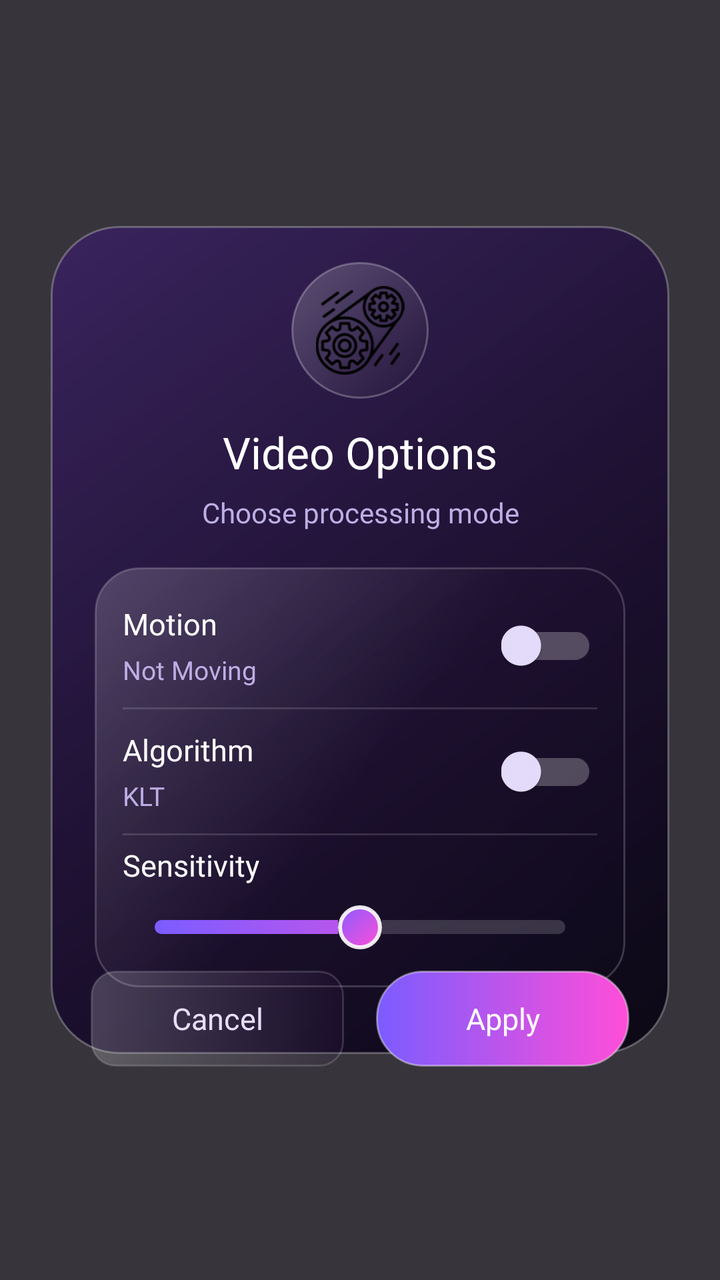
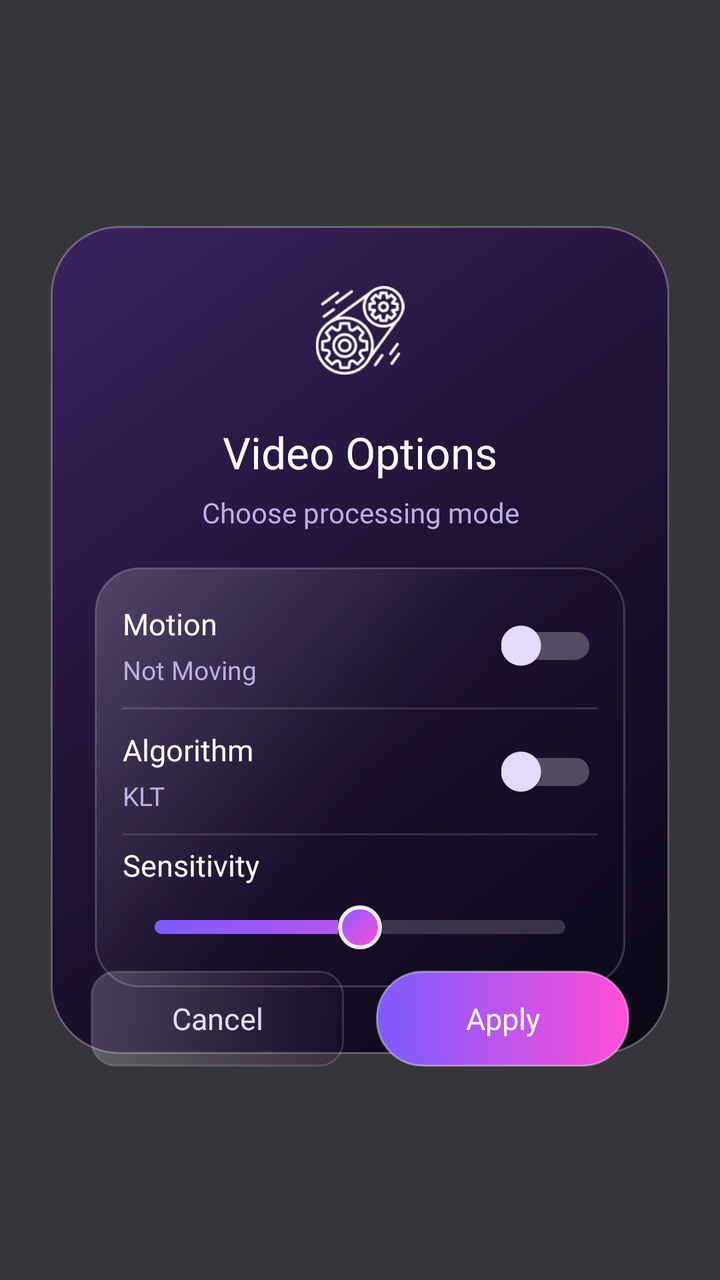

Before-and-after screenshots of an Android layout around one commit, followed by the original layout XML and the change that was made.
<!-- AndroidManifest.xml: application theme Theme.BaseProject -->
<!-- res/layout/dialog_video_process_options.xml -->
<?xml version="1.0" encoding="utf-8"?>
<androidx.constraintlayout.widget.ConstraintLayout xmlns:android="http://schemas.android.com/apk/res/android"
    xmlns:app="http://schemas.android.com/apk/res-auto"
    android:layout_width="match_parent"
    android:layout_height="match_parent"
    android:animateLayoutChanges="true"
    android:background="#CC05030A">

    <View
        android:id="@+id/bgParent"
        android:layout_width="0dp"
        android:layout_height="0dp"
        android:background="@drawable/bg_modal_glass"
        app:layout_constraintBottom_toBottomOf="parent"
        app:layout_constraintDimensionRatio="344:460"
        app:layout_constraintEnd_toEndOf="parent"
        app:layout_constraintStart_toStartOf="parent"
        app:layout_constraintTop_toTopOf="parent"
        app:layout_constraintWidth_percent="0.86" />

    <ImageView
        android:id="@+id/ivThumb"
        android:layout_width="0dp"
        android:layout_height="0dp"
        android:layout_marginTop="18dp"
        android:background="@drawable/bg_glass_icon_button"
        android:padding="12dp"
        android:scaleType="fitCenter"
        android:src="@drawable/ic_process"
        app:layout_constraintDimensionRatio="1"
        app:layout_constraintEnd_toEndOf="@id/bgParent"
        app:layout_constraintStart_toStartOf="@id/bgParent"
        app:layout_constraintTop_toTopOf="@id/bgParent"
        app:layout_constraintWidth_percent="0.19" />

    <TextView
        android:id="@+id/tvTitle"
        android:layout_width="0dp"
        android:layout_height="wrap_content"
        android:layout_marginHorizontal="24dp"
        android:layout_marginTop="12dp"
        android:ellipsize="end"
        android:fontFamily="@font/inter_black"
        android:gravity="center"
        android:maxLines="1"
        android:text="Video Options"
        android:textColor="@color/white"
        android:textSize="22sp"
        app:layout_constraintEnd_toEndOf="@id/bgParent"
        app:layout_constraintStart_toStartOf="@id/bgParent"
        app:layout_constraintTop_toBottomOf="@id/ivThumb" />

    <TextView
        android:id="@+id/tvSubtitle"
        android:layout_width="0dp"
        android:layout_height="wrap_content"
        android:layout_marginHorizontal="28dp"
        android:layout_marginTop="6dp"
        android:ellipsize="end"
        android:fontFamily="@font/inter_medium"
        android:gravity="center"
        android:maxLines="1"
        android:text="Choose processing mode"
        android:textColor="#BDAEE5"
        android:textSize="14sp"
        app:layout_constraintEnd_toEndOf="@id/bgParent"
        app:layout_constraintStart_toStartOf="@id/bgParent"
        app:layout_constraintTop_toBottomOf="@id/tvTitle" />

    <LinearLayout
        android:id="@+id/optionsPanel"
        android:layout_width="0dp"
        android:layout_height="wrap_content"
        android:layout_marginHorizontal="22dp"
        android:layout_marginTop="18dp"
        android:background="@drawable/bg_glass_card"
        android:orientation="vertical"
        android:paddingHorizontal="14dp"
        android:paddingVertical="8dp"
        app:layout_constraintEnd_toEndOf="@id/bgParent"
        app:layout_constraintStart_toStartOf="@id/bgParent"
        app:layout_constraintTop_toBottomOf="@id/tvSubtitle">

        <LinearLayout
            android:id="@+id/movingRow"
            android:layout_width="match_parent"
            android:layout_height="62dp"
            android:gravity="center_vertical"
            android:orientation="horizontal">

            <LinearLayout
                android:layout_width="0dp"
                android:layout_height="match_parent"
                android:layout_weight="1"
                android:gravity="center_vertical"
                android:orientation="vertical">

                <TextView
                    android:id="@+id/tvMovingLabel"
                    android:layout_width="match_parent"
                    android:layout_height="wrap_content"
                    android:fontFamily="@font/inter_extra_bold"
                    android:maxLines="1"
                    android:text="Motion"
                    android:textColor="@color/white"
                    android:textSize="15sp" />

                <TextView
                    android:id="@+id/tvMovingValue"
                    android:layout_width="match_parent"
                    android:layout_height="wrap_content"
                    android:layout_marginTop="4dp"
                    android:fontFamily="@font/inter_medium"
                    android:maxLines="1"
                    android:text="Not Moving"
                    android:textColor="#BDAEE5"
                    android:textSize="13sp" />

            </LinearLayout>

            <androidx.appcompat.widget.SwitchCompat
                android:id="@+id/switchMoving"
                android:layout_width="wrap_content"
                android:layout_height="wrap_content"
                android:splitTrack="false"
                app:switchMinWidth="48dp"
                app:thumbTint="@color/switch_thumb_selector"
                app:trackTint="@color/switch_track_selector" />

        </LinearLayout>

        <View
            android:layout_width="match_parent"
            android:layout_height="1dp"
            android:background="#22FFFFFF" />

        <LinearLayout
            android:id="@+id/algorithmRow"
            android:layout_width="match_parent"
            android:layout_height="62dp"
            android:gravity="center_vertical"
            android:orientation="horizontal">

            <LinearLayout
                android:layout_width="0dp"
                android:layout_height="match_parent"
                android:layout_weight="1"
                android:gravity="center_vertical"
                android:orientation="vertical">

                <TextView
                    android:id="@+id/tvAlgorithmLabel"
                    android:layout_width="match_parent"
                    android:layout_height="wrap_content"
                    android:fontFamily="@font/inter_extra_bold"
                    android:maxLines="1"
                    android:text="Algorithm"
                    android:textColor="@color/white"
                    android:textSize="15sp" />

                <TextView
                    android:id="@+id/tvAlgorithmValue"
                    android:layout_width="match_parent"
                    android:layout_height="wrap_content"
                    android:layout_marginTop="4dp"
                    android:fontFamily="@font/inter_medium"
                    android:maxLines="1"
                    android:text="KLT"
                    android:textColor="#BDAEE5"
                    android:textSize="13sp" />

            </LinearLayout>

            <androidx.appcompat.widget.SwitchCompat
                android:id="@+id/switchAlgorithm"
                android:layout_width="wrap_content"
                android:layout_height="wrap_content"
                android:splitTrack="false"
                app:switchMinWidth="48dp"
                app:thumbTint="@color/switch_thumb_selector"
                app:trackTint="@color/switch_track_selector" />

        </LinearLayout>

        <View
            android:layout_width="match_parent"
            android:layout_height="1dp"
            android:background="#22FFFFFF" />

        <LinearLayout
            android:id="@+id/sensitivityRow"
            android:layout_width="match_parent"
            android:layout_height="68dp"
            android:gravity="center_vertical"
            android:orientation="vertical">

            <TextView
                android:id="@+id/tvSensitivity"
                android:layout_width="match_parent"
                android:layout_height="wrap_content"
                android:fontFamily="@font/inter_extra_bold"
                android:text="Sensitivity"
                android:textColor="@color/white"
                android:textSize="15sp" />

            <SeekBar
                android:id="@+id/sensitivity_bar"
                android:layout_width="match_parent"
                android:layout_height="34dp"
                android:layout_marginTop="4dp"
                android:max="100"
                android:maxHeight="7dp"
                android:minHeight="7dp"
                android:progress="50"
                android:progressDrawable="@drawable/seekbar_glass_purple"
                android:thumb="@drawable/ripple_glow_purple_thumb" />

        </LinearLayout>

    </LinearLayout>

    <LinearLayout
        android:id="@+id/buttonPanel"
        android:layout_width="0dp"
        android:layout_height="48dp"
        android:layout_marginHorizontal="20dp"
        android:layout_marginTop="16dp"
        android:layout_marginBottom="18dp"
        android:orientation="horizontal"
        app:layout_constraintBottom_toBottomOf="@id/bgParent"
        app:layout_constraintEnd_toEndOf="@id/bgParent"
        app:layout_constraintStart_toStartOf="@id/bgParent"
        app:layout_constraintTop_toBottomOf="@id/optionsPanel">

        <TextView
            android:id="@+id/tvCancel"
            android:layout_width="0dp"
            android:layout_height="match_parent"
            android:layout_marginEnd="8dp"
            android:layout_weight="1"
            android:background="@drawable/bg_glass_chip"
            android:clickable="true"
            android:focusable="true"
            android:fontFamily="@font/inter_black"
            android:gravity="center"
            android:text="Cancel"
            android:textColor="#E7DEFF"
            android:textSize="15sp" />

        <TextView
            android:id="@+id/tvApply"
            android:layout_width="0dp"
            android:layout_height="match_parent"
            android:layout_marginStart="8dp"
            android:layout_weight="1"
            android:background="@drawable/bg_gradient_update_button"
            android:clickable="true"
            android:ellipsize="end"
            android:focusable="true"
            android:fontFamily="@font/inter_black"
            android:gravity="center"
            android:maxLines="1"
            android:paddingHorizontal="10dp"
            android:text="Apply"
            android:textColor="@color/white"
            android:textSize="15sp" />

    </LinearLayout>

</androidx.constraintlayout.widget.ConstraintLayout>
<!-- resources referenced by this layout -->
<resources>
  <color name="white">#FFFFFFFF</color>
  <!-- drawable bg_glass_card (drawable) -->
  <?xml version="1.0" encoding="utf-8"?>
  <shape xmlns:android="http://schemas.android.com/apk/res/android">
      <gradient
          android:angle="315"
          android:centerColor="#221C1230"
          android:endColor="#33100820"
          android:startColor="#30FFFFFF" />
      <corners android:radius="22dp" />
      <stroke
          android:width="1dp"
          android:color="#2EFFFFFF" />
  </shape>
  <!-- drawable bg_glass_chip (drawable) -->
  <?xml version="1.0" encoding="utf-8"?>
  <shape xmlns:android="http://schemas.android.com/apk/res/android">
      <gradient
          android:angle="0"
          android:endColor="#223A185B"
          android:startColor="#33FFFFFF" />
      <corners android:radius="12dp" />
      <stroke
          android:width="1dp"
          android:color="#26FFFFFF" />
  </shape>
  <!-- drawable bg_glass_icon_button (drawable) -->
  <?xml version="1.0" encoding="utf-8"?>
  <ripple xmlns:android="http://schemas.android.com/apk/res/android"
      android:color="#33FFFFFF">
      <item>
          <shape android:shape="oval">
              <gradient
                  android:angle="315"
                  android:endColor="#33110922"
                  android:startColor="#36FFFFFF" />
              <stroke
                  android:width="1dp"
                  android:color="#40FFFFFF" />
          </shape>
      </item>
  </ripple>
  <!-- drawable bg_gradient_update_button (drawable) -->
  <?xml version="1.0" encoding="utf-8"?>
  <ripple xmlns:android="http://schemas.android.com/apk/res/android"
      android:color="#55FFFFFF">
      <item>
          <shape android:shape="rectangle">
              <gradient
                  android:angle="0"
                  android:endColor="#FF4ED8"
                  android:startColor="#7B5CFF" />
              <corners android:radius="23dp" />
              <stroke
                  android:width="1dp"
                  android:color="#66FFFFFF" />
          </shape>
      </item>
  </ripple>
  <!-- drawable bg_modal_glass (drawable) -->
  <?xml version="1.0" encoding="utf-8"?>
  <shape xmlns:android="http://schemas.android.com/apk/res/android">
      <gradient
          android:angle="315"
          android:centerColor="#E51C0D33"
          android:endColor="#F1080512"
          android:startColor="#C93A1F66" />
      <corners android:radius="34dp" />
      <stroke
          android:width="1dp"
          android:color="#44FFFFFF" />
  </shape>
  <!-- drawable ripple_glow_purple_thumb (drawable) -->
  <?xml version="1.0" encoding="utf-8"?>
  <ripple xmlns:android="http://schemas.android.com/apk/res/android"
      android:color="#44FF4ED8">
      <item>
          <shape android:shape="oval">
              <size
                  android:width="22dp"
                  android:height="22dp" />
              <gradient
                  android:angle="315"
                  android:endColor="#FF4ED8"
                  android:startColor="#8A5CFF" />
              <stroke
                  android:width="2dp"
                  android:color="#E6FFFFFF" />
          </shape>
      </item>
  </ripple>
  <style name="Theme.BaseProject" parent="Base.Theme.BaseProject" />
  <color name="purple_500">#FF6200EE</color>
  <color name="purple_700">#FF3700B3</color>
  <color name="teal_200">#FF03DAC5</color>
  <color name="teal_700">#FF018786</color>
  <color name="black">#FF000000</color>
  <color name="ripple_color_main">#2DE14EFE</color>
  <!-- unchanged entries left out for length: 3 -->
</resources>

<!-- the commit's change to res/layout/dialog_video_process_options.xml (unified diff, before → after) -->
@@ -23,10 +23,10 @@
         android:layout_width="0dp"
         android:layout_height="0dp"
         android:layout_marginTop="18dp"
-        android:background="@drawable/bg_glass_icon_button"
         android:padding="12dp"
         android:scaleType="fitCenter"
         android:src="@drawable/ic_process"
+        android:tint="@color/white"
         app:layout_constraintDimensionRatio="1"
         app:layout_constraintEnd_toEndOf="@id/bgParent"
         app:layout_constraintStart_toStartOf="@id/bgParent"
<!-- resource entries referenced after the edit -->
@@ -26,22 +26,6 @@
           android:width="1dp"
           android:color="#26FFFFFF" />
   </shape>
-  <!-- drawable bg_glass_icon_button (drawable) -->
-  <?xml version="1.0" encoding="utf-8"?>
-  <ripple xmlns:android="http://schemas.android.com/apk/res/android"
-      android:color="#33FFFFFF">
-      <item>
-          <shape android:shape="oval">
-              <gradient
-                  android:angle="315"
-                  android:endColor="#33110922"
-                  android:startColor="#36FFFFFF" />
-              <stroke
-                  android:width="1dp"
-                  android:color="#40FFFFFF" />
-          </shape>
-      </item>
-  </ripple>
   <!-- drawable bg_gradient_update_button (drawable) -->
   <?xml version="1.0" encoding="utf-8"?>
   <ripple xmlns:android="http://schemas.android.com/apk/res/android"
